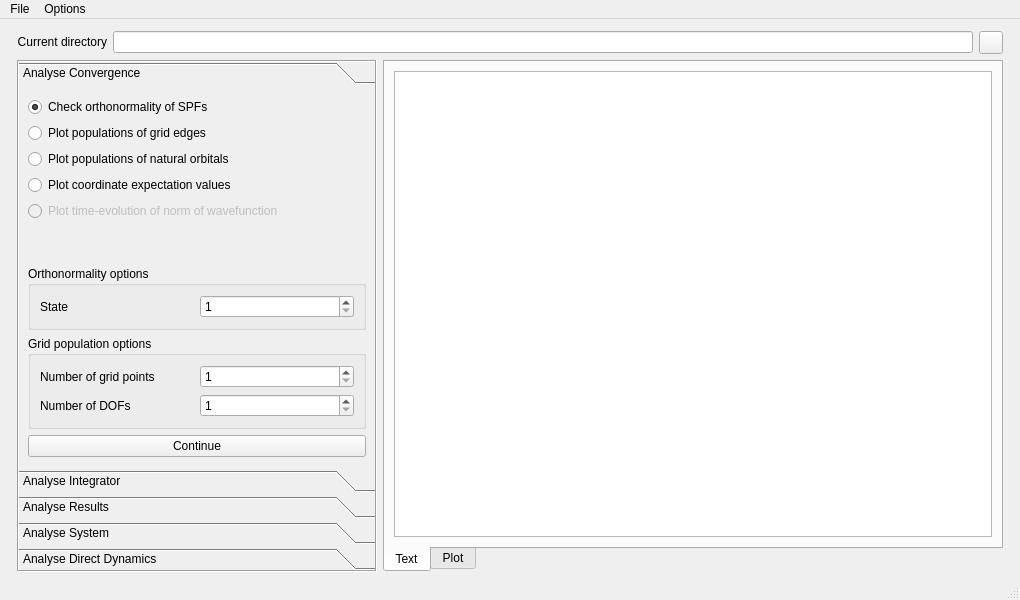
wenzhaojia2000/msc-trajectory-analysis, file source/analyse/gui_files/gui_analysis/ui_analysis.ui: the form before one commit.
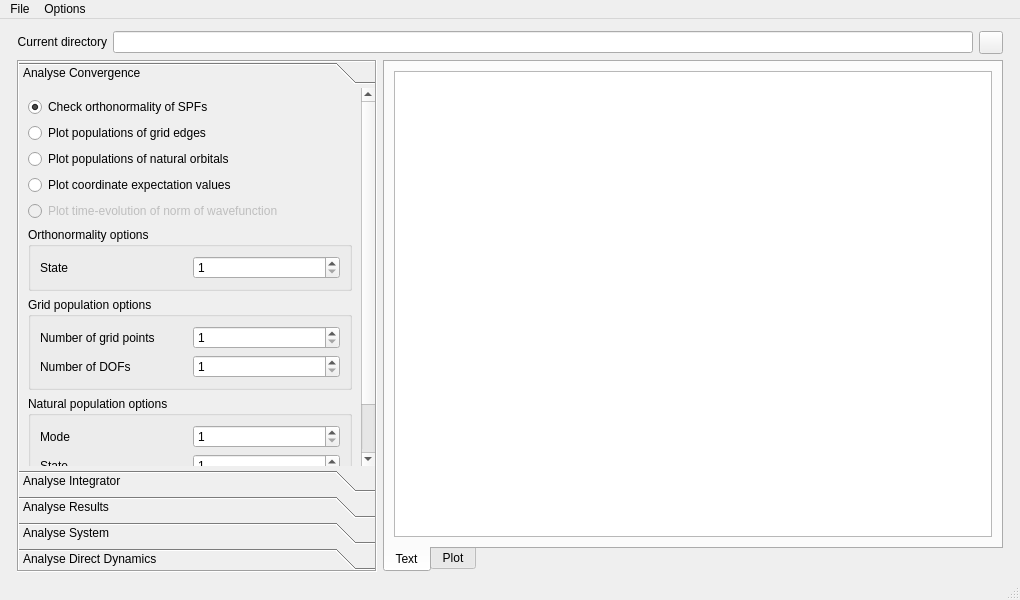
The form after the commit. Custom widgets are drawn as their Qt base class.

Commit message: Add plotting for rdcheck natpop

Patch:
```diff
--- a/source/analyse/gui_files/gui_analysis/ui_analysis.ui
+++ b/source/analyse/gui_files/gui_analysis/ui_analysis.ui
@@ -222,9 +222,9 @@
        <property name="geometry">
         <rect>
          <x>0</x>
-         <y>0</y>
+         <y>-55</y>
          <width>335</width>
-         <height>361</height>
+         <height>459</height>
         </rect>
        </property>
        <attribute name="label">
@@ -364,6 +364,49 @@
           </layout>
          </widget>
         </item>
+        <item>
+         <widget class="QGroupBox" name="natpop_box">
+          <property name="title">
+           <string>Natural population options</string>
+          </property>
+          <layout class="QGridLayout" name="gridLayout_14">
+           <item row="0" column="0">
+            <widget class="QLabel" name="natpop_mode_label">
+             <property name="text">
+              <string>Mode</string>
+             </property>
+             <property name="buddy">
+              <cstring>gpop_nz</cstring>
+             </property>
+            </widget>
+           </item>
+           <item row="0" column="1">
+            <widget class="QSpinBox" name="natpop_mode">
+             <property name="minimum">
+              <number>1</number>
+             </property>
+            </widget>
+           </item>
+           <item row="1" column="0">
+            <widget class="QLabel" name="natpop_state_label">
+             <property name="text">
+              <string>State</string>
+             </property>
+             <property name="buddy">
+              <cstring>gpop_dof</cstring>
+             </property>
+            </widget>
+           </item>
+           <item row="1" column="1">
+            <widget class="QSpinBox" name="natpop_state">
+             <property name="minimum">
+              <number>1</number>
+             </property>
+            </widget>
+           </item>
+          </layout>
+         </widget>
+        </item>
         <item>
          <widget class="QPushButton" name="analconv_push">
           <property name="text">
```
Left out of the diff: 4 changed lines with no effect on the pictures. The commit also changes 2 other files.
